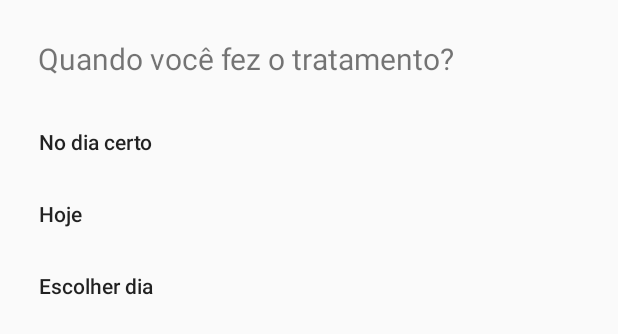
After one commit to victoriatanaka/hairschedule, an Android app: the layout bottom_nav_layout.xml on its own in the app's theme, with its tools: preview values and no code run, on a phone screen of 412 x 824 dp. The commit adds this screen. Shown: the top 334 px of the screen. Run offline under Robolectric (Android 15) with nearby library versions, the phone set to English and light mode, and no system bars.

Commit message:
add dialog for mark as complete button (choose time done)

```diff
--- a/app/src/main/java/com/example/cronogramacapilar/activities/MainActivity.java
+++ b/app/src/main/java/com/example/cronogramacapilar/activities/MainActivity.java
@@ -9,6 +9,7 @@ import android.os.Bundle;
 import com.example.cronogramacapilar.R;
 import com.example.cronogramacapilar.TreatmentsAdapter;
 import com.example.cronogramacapilar.TreatmentsDatabase;
+import com.example.cronogramacapilar.fragments.MarkAsCompleteBottomFragments;
 import com.github.amlcurran.showcaseview.ShowcaseView;
 import com.github.amlcurran.showcaseview.targets.ViewTarget;
 import com.google.android.material.floatingactionbutton.FloatingActionButton;
@@ -75,7 +76,6 @@ public class MainActivity extends AppCompatActivity {
     public void createShowcase() {
         if (showCaseView != null) {
             showCaseView.show();
-            Log.d("teste", "mostrei");
             return;
         }
         Button button = new Button(this);
--- a/app/src/main/java/com/example/cronogramacapilar/helpers/TreatmentFormHelper.java
+++ b/app/src/main/java/com/example/cronogramacapilar/helpers/TreatmentFormHelper.java
@@ -208,9 +208,11 @@ public final class TreatmentFormHelper {
 
             @Override
             public void onClick(View v) {
-                new DatePickerDialog(context, date, myCalendar
+                DatePickerDialog mDatePicker = new DatePickerDialog(context, date, myCalendar
                         .get(Calendar.YEAR), myCalendar.get(Calendar.MONTH),
-                        myCalendar.get(Calendar.DAY_OF_MONTH)).show();
+                        myCalendar.get(Calendar.DAY_OF_MONTH));
+                mDatePicker.show();
+                mDatePicker.getDatePicker().setMaxDate(System.currentTimeMillis());
             }
         });
 
--- /dev/null
+++ b/app/src/main/res/layout/bottom_nav_layout.xml
@@ -0,0 +1,29 @@
+<?xml version="1.0" encoding="utf-8"?>
+<LinearLayout xmlns:android="http://schemas.android.com/apk/res/android"
+    xmlns:app="http://schemas.android.com/apk/res-auto"
+    xmlns:tools="http://schemas.android.com/tools"
+    android:layout_width="match_parent"
+    android:layout_height="match_parent"
+    android:orientation="vertical"
+    tools:context=".activities.MainActivity">
+
+    <TextView
+        android:layout_width="wrap_content"
+        android:layout_height="wrap_content"
+        android:text="Quando você fez o tratamento?"
+        android:textSize="20sp"
+        android:paddingStart="25dp"
+        android:paddingTop="25dp"
+        android:layout_gravity="top"
+        app:layout_constraintStart_toStartOf="parent"
+        app:layout_constraintTop_toTopOf="@id/navigation_view" />
+
+    <com.google.android.material.navigation.NavigationView
+        app:elevation="0dp"
+        android:layout_margin="10dp"
+        android:layout_gravity="bottom"
+        android:id="@+id/navigation_view"
+        android:layout_width="match_parent"
+        android:layout_height="match_parent"
+        app:menu="@menu/mark_as_complete_menu" />
+</LinearLayout>
--- /dev/null
+++ b/app/src/main/res/menu/mark_as_complete_menu.xml
@@ -0,0 +1,18 @@
+<?xml version="1.0" encoding="utf-8"?>
+<menu xmlns:android="http://schemas.android.com/apk/res/android"
+    xmlns:app="http://schemas.android.com/apk/res-auto">
+    <item
+        android:id="@+id/mark_as_complete_correct"
+        android:title="No dia certo"
+        app:showAsAction="never" />
+
+    <item
+        android:id="@+id/mark_as_complete_today"
+        android:title="Hoje"
+        app:showAsAction="never" />
+
+    <item
+        android:id="@+id/mark_as_complete_choose"
+        android:title="Escolher dia"
+        app:showAsAction="never" />
+</menu>
```
Also changed, not shown: app/src/main/java/com/example/cronogramacapilar/TreatmentsAdapter.java (+65 -6 lines), app/src/main/java/com/example/cronogramacapilar/fragments/MarkAsCompleteBottomFragments.java (added, +56 -0 lines), app/src/main/res/layout/drawer_header.xml (added, +18 -0 lines), app/src/main/res/values/styles.xml (+8 -0 lines).
